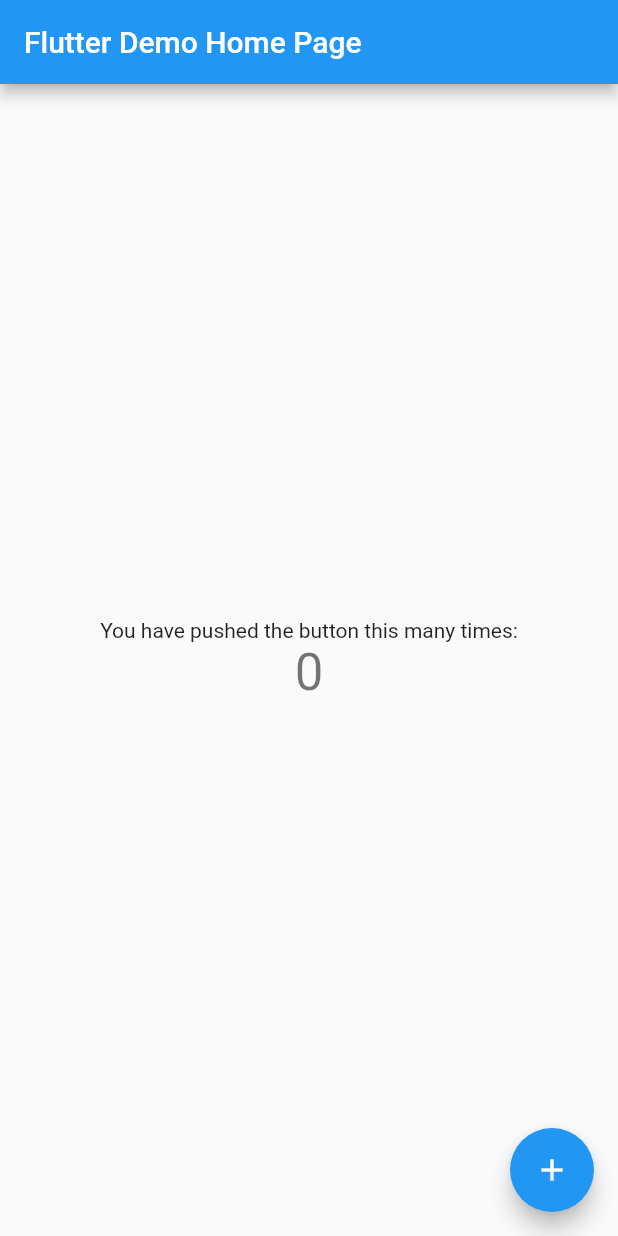
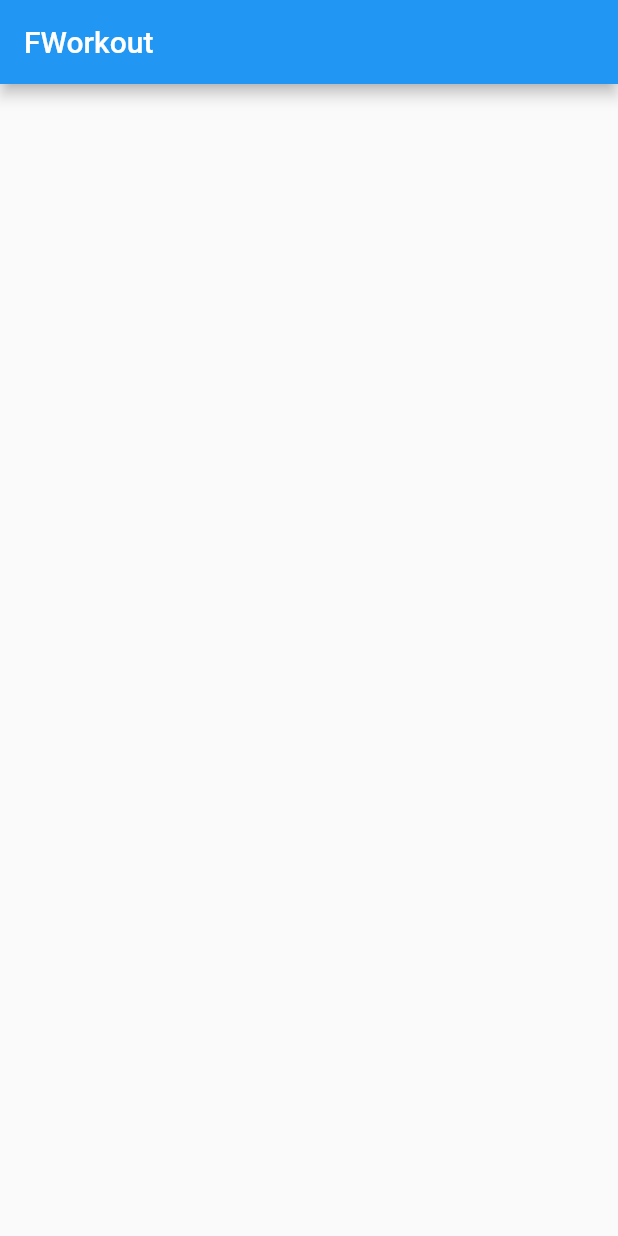
Before and after one commit to manuelvargastapia/FWorkout, a Flutter app: the screen it shows after launch, on a phone screen of 412 x 824 dp. Run offline on Flutter 3.47's test engine with Material 2 defaults, Android fonts, the phone set to English and light mode, and no system bars.

Commit message:
Clean init

```diff
--- a/lib/main.dart
+++ b/lib/main.dart
@@ -1,109 +1,21 @@
 import 'package:flutter/material.dart';
 
-void main() => runApp(new MyApp());
+void main() => runApp(FWorkout());
 
-class MyApp extends StatelessWidget {
-  // This widget is the root of your application.
+class FWorkout extends StatelessWidget {
+  final String _appName = 'FWorkout';
+
   @override
   Widget build(BuildContext context) {
-    return new MaterialApp(
-      title: 'Flutter Demo',
-      theme: new ThemeData(
-        // This is the theme of your application.
-        //
-        // Try running your application with "flutter run". You'll see the
-        // application has a blue toolbar. Then, without quitting the app, try
-        // changing the primarySwatch below to Colors.green and then invoke
-        // "hot reload" (press "r" in the console where you ran "flutter run",
-        // or press Run > Flutter Hot Reload in IntelliJ). Notice that the
-        // counter didn't reset back to zero; the application is not restarted.
-        primarySwatch: Colors.blue,
+    return MaterialApp(
+      title: _appName,
+      debugShowCheckedModeBanner: false,
+      home: Scaffold(
+        appBar: AppBar(
+          title: Text(_appName),
+        ),
+        body: Container(),
       ),
-      home: new MyHomePage(title: 'Flutter Demo Home Page'),
     );
   }
 }
-
-class MyHomePage extends StatefulWidget {
-  MyHomePage({Key key, this.title}) : super(key: key);
-
-  // This widget is the home page of your application. It is stateful, meaning
-  // that it has a State object (defined below) that contains fields that affect
-  // how it looks.
-
-  // This class is the configuration for the state. It holds the values (in this
-  // case the title) provided by the parent (in this case the App widget) and
-  // used by the build method of the State. Fields in a Widget subclass are
-  // always marked "final".
-
-  final String title;
-
-  @override
-  _MyHomePageState createState() => new _MyHomePageState();
-}
-
-class _MyHomePageState extends State<MyHomePage> {
-  int _counter = 0;
-
-  void _incrementCounter() {
-    setState(() {
-      // This call to setState tells the Flutter framework that something has
-      // changed in this State, which causes it to rerun the build method below
-      // so that the display can reflect the updated values. If we changed
-      // _counter without calling setState(), then the build method would not be
-      // called again, and so nothing would appear to happen.
-      _counter++;
-    });
-  }
-
-  @override
-  Widget build(BuildContext context) {
-    // This method is rerun every time setState is called, for instance as done
-    // by the _incrementCounter method above.
-    //
-    // The Flutter framework has been optimized to make rerunning build methods
-    // fast, so that you can just rebuild anything that needs updating rather
-    // than having to individually change instances of widgets.
-    return new Scaffold(
-      appBar: new AppBar(
-        // Here we take the value from the MyHomePage object that was created by
-        // the App.build method, and use it to set our appbar title.
-        title: new Text(widget.title),
-      ),
-      body: new Center(
-        // Center is a layout widget. It takes a single child and positions it
-        // in the middle of the parent.
-        child: new Column(
-          // Column is also layout widget. It takes a list of children and
-          // arranges them vertically. By default, it sizes itself to fit its
-          // children horizontally, and tries to be as tall as its parent.
-          //
-          // Invoke "debug paint" (press "p" in the console where you ran
-          // "flutter run", or select "Toggle Debug Paint" from the Flutter tool
-          // window in IntelliJ) to see the wireframe for each widget.
-          //
-          // Column has various properties to control how it sizes itself and
-          // how it positions its children. Here we use mainAxisAlignment to
-          // center the children vertically; the main axis here is the vertical
-          // axis because Columns are vertical (the cross axis would be
-          // horizontal).
-          mainAxisAlignment: MainAxisAlignment.center,
-          children: <Widget>[
-            new Text(
-              'You have pushed the button this many times:',
-            ),
-            new Text(
-              '$_counter',
-              style: Theme.of(context).textTheme.display1,
-            ),
-          ],
-        ),
-      ),
-      floatingActionButton: new FloatingActionButton(
-        onPressed: _incrementCounter,
-        tooltip: 'Increment',
-        child: new Icon(Icons.add),
-      ), // This trailing comma makes auto-formatting nicer for build methods.
-    );
-  }
-}
```
